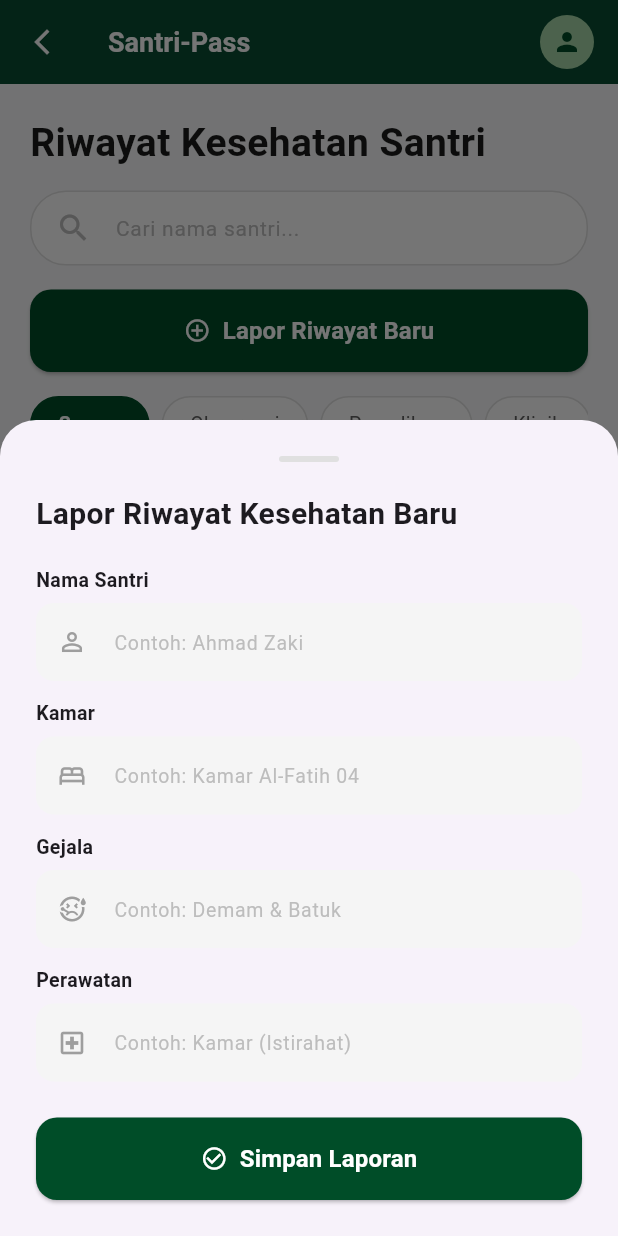
After one commit to alfifina06-hub/santri_pass, a Flutter app: the HealthScreen screen opened by its route, scrolled down 576 dp, after a tap on "Lapor Riwayat Baru", on a phone screen of 412 x 824 dp. The commit adds this screen. Run offline on Flutter 3.47's test engine with Material 3 defaults, Android fonts, the phone set to English and light mode, and no system bars.

Commit message:
membuat tampilan di bagian fitur riwayat kesehatan

```diff
--- a/lib/main.dart
+++ b/lib/main.dart
@@ -5,6 +5,7 @@ import 'package:santri_pass/views/login_screen.dart';
 import 'package:santri_pass/views/attendance_screen.dart';
 import 'package:santri_pass/views/visit_screen.dart';
 import 'package:santri_pass/views/logistic_screen.dart';
+import 'package:santri_pass/views/health_screen.dart';
 void main() {
   runApp(const SantriPassApp());
 }
@@ -29,7 +30,7 @@ class SantriPassApp extends StatelessWidget {
         '/dashboard': (context) => DashboardScreen(),
         '/attendance': (context) => const AttendanceScreen(),
         '/visit': (context) => const VisitScreen(),
-        '/health': (context) => const FeaturePlaceholder(title: "Catatan Kesehatan"),
+        '/health': (context) => const HealthScreen(),
         '/logistic': (context) => const LogisticScreen(),
       },
     );
--- /dev/null
+++ b/lib/views/health_screen.dart
@@ -0,0 +1,556 @@
+import 'package:flutter/material.dart';
+
+class HealthScreen extends StatefulWidget {
+  const HealthScreen({super.key});
+
+  @override
+  State<HealthScreen> createState() => _HealthScreenState();
+}
+
+class _HealthScreenState extends State<HealthScreen> {
+  final TextEditingController _searchController = TextEditingController();
+  String _searchQuery = '';
+  String _selectedFilter = 'Semua';
+
+  // README: Menggunakan List<Map> sebagai sumber data
+  final List<Map<String, dynamic>> _healthList = [
+    {
+      'name': 'Ahmad Zaki',
+      'initials': 'AZ',
+      'room': 'Kamar Al-Fatih 04',
+      'status': 'OBSERVASI',
+      'gejala': 'Demam & Batuk',
+      'perawatan': 'Kamar (Istirahat)',
+      'date': '24 Okt 2023, 08:30',
+      'avatarColor': Color(0xFF2E7D32),
+      'statusColor': Color(0xFFE65100),
+      'statusBgColor': Color(0xFFFFF3E0),
+    },
+    {
+      'name': 'Muhammad Farhan',
+      'initials': 'MF',
+      'room': 'Kamar Khalid 02',
+      'status': 'PULIH',
+      'gejala': 'Flu Ringan',
+      'perawatan': 'Poli Klinik',
+      'date': '23 Okt 2023, 14:15',
+      'avatarColor': Color(0xFF1565C0),
+      'statusColor': Color(0xFF2E7D32),
+      'statusBgColor': Color(0xFFE8F5E9),
+    },
+    {
+      'name': 'Rizky Kurniawan',
+      'initials': 'RK',
+      'room': 'Kamar Zubair 01',
+      'status': 'KLINIK',
+      'gejala': 'Tipus (Gejala)',
+      'perawatan': 'RS Rujukan',
+      'date': '22 Okt 2023, 19:45',
+      'avatarColor': Color(0xFFC62828),
+      'statusColor': Color(0xFFC62828),
+      'statusBgColor': Color(0xFFFFEBEE),
+    },
+    {
+      'name': 'Umar Al-Khattab',
+      'initials': 'UA',
+      'room': 'Kamar Hamzah 05',
+      'status': 'PULIH',
+      'gejala': 'Pusing',
+      'perawatan': 'Istirahat Kamar',
+      'date': '21 Okt 2023, 10:00',
+      'avatarColor': Color(0xFF6A1B9A),
+      'statusColor': Color(0xFF2E7D32),
+      'statusBgColor': Color(0xFFE8F5E9),
+    },
+    {
+      'name': 'Hafizh Maulana',
+      'initials': 'HM',
+      'room': 'Kamar Bilal 03',
+      'status': 'OBSERVASI',
+      'gejala': 'Sakit Perut',
+      'perawatan': 'Kamar (Istirahat)',
+      'date': '20 Okt 2023, 07:00',
+      'avatarColor': Color(0xFF00695C),
+      'statusColor': Color(0xFFE65100),
+      'statusBgColor': Color(0xFFFFF3E0),
+    },
+    {
+      'name': 'Faisal Ramadhan',
+      'initials': 'FR',
+      'room': 'Kamar Umar 06',
+      'status': 'KLINIK',
+      'gejala': 'Asma Kambuh',
+      'perawatan': 'RS Rujukan',
+      'date': '19 Okt 2023, 21:30',
+      'avatarColor': Color(0xFF4E342E),
+      'statusColor': Color(0xFFC62828),
+      'statusBgColor': Color(0xFFFFEBEE),
+    },
+  ];
+
+  final List<String> _filters = ['Semua', 'Observasi', 'Pemulihan', 'Klinik'];
+
+  void _showLaporDialog() {
+    showModalBottomSheet(
+      context: context,
+      isScrollControlled: true,
+      shape: const RoundedRectangleBorder(
+        borderRadius: BorderRadius.vertical(top: Radius.circular(24)),
+      ),
+      builder: (context) {
+        return Padding(
+          padding: EdgeInsets.only(
+            bottom: MediaQuery.of(context).viewInsets.bottom,
+            left: 24, right: 24, top: 24,
+          ),
+          child: Column(
+            mainAxisSize: MainAxisSize.min,
+            crossAxisAlignment: CrossAxisAlignment.start,
+            children: [
+              Center(
+                child: Container(
+                  width: 40, height: 4,
+                  decoration: BoxDecoration(
+                    color: Colors.grey.shade300,
+                    borderRadius: BorderRadius.circular(2),
+                  ),
+                ),
+              ),
+              const SizedBox(height: 20),
+              const Text('Lapor Riwayat Kesehatan Baru',
+                  style: TextStyle(fontSize: 20, fontWeight: FontWeight.bold)),
+              const SizedBox(height: 20),
+              _buildInputField('Nama Santri', Icons.person_outline, 'Contoh: Ahmad Zaki'),
+              const SizedBox(height: 12),
+              _buildInputField('Kamar', Icons.bed_outlined, 'Contoh: Kamar Al-Fatih 04'),
+              const SizedBox(height: 12),
+              _buildInputField('Gejala', Icons.sick_outlined, 'Contoh: Demam & Batuk'),
+              const SizedBox(height: 12),
+              _buildInputField('Perawatan', Icons.local_hospital_outlined, 'Contoh: Kamar (Istirahat)'),
+              const SizedBox(height: 24),
+              SizedBox(
+                width: double.infinity,
+                child: ElevatedButton.icon(
+                  onPressed: () => Navigator.pop(context),
+                  icon: const Icon(Icons.check_circle_outline, color: Colors.white),
+                  label: const Text('Simpan Laporan',
+                      style: TextStyle(color: Colors.white, fontWeight: FontWeight.bold, fontSize: 16)),
+                  style: ElevatedButton.styleFrom(
+                    backgroundColor: const Color(0xFF004D28),
+                    padding: const EdgeInsets.symmetric(vertical: 16),
+                    shape: RoundedRectangleBorder(borderRadius: BorderRadius.circular(14)),
+                  ),
+                ),
+              ),
+              const SizedBox(height: 24),
+            ],
+          ),
+        );
+      },
+    );
+  }
+
+  Widget _buildInputField(String label, IconData icon, String hint) {
+    return Column(
+      crossAxisAlignment: CrossAxisAlignment.start,
+      children: [
+        Text(label, style: const TextStyle(fontWeight: FontWeight.w600, fontSize: 13)),
+        const SizedBox(height: 6),
+        TextField(
+          decoration: InputDecoration(
+            prefixIcon: Icon(icon, color: Colors.grey, size: 20),
+            hintText: hint,
+            hintStyle: TextStyle(color: Colors.grey.shade400, fontSize: 13),
+            filled: true,
+            fillColor: Colors.grey.shade100,
+            border: OutlineInputBorder(
+              borderRadius: BorderRadius.circular(12),
+              borderSide: BorderSide.none,
+            ),
+            contentPadding: const EdgeInsets.symmetric(horizontal: 16, vertical: 14),
+          ),
+        ),
+      ],
+    );
+  }
+
+  @override
+  Widget build(BuildContext context) {
+    // README: Filter real-time menggunakan List.where
+    final List<Map<String, dynamic>> filtered = _healthList.where((item) {
+      final matchesSearch = item['name']
+          .toString()
+          .toLowerCase()
+          .contains(_searchQuery.toLowerCase());
+      final matchesFilter = _selectedFilter == 'Semua' ||
+          item['status'].toString().toUpperCase() ==
+              _selectedFilter.toUpperCase() ||
+          (_selectedFilter == 'Pemulihan' && item['status'] == 'PULIH');
+      return matchesSearch && matchesFilter;
+    }).toList();
+
+    return Scaffold(
+      backgroundColor: const Color(0xFFF8F9FA),
+      appBar: AppBar(
+        backgroundColor: const Color(0xFF004D28),
+        foregroundColor: Colors.white,
+        leading: IconButton(
+          icon: const Icon(Icons.arrow_back_ios_new, color: Colors.white, size: 20),
+          onPressed: () => Navigator.pop(context),
+        ),
+        title: const Text(
+          'Santri-Pass',
+          style: TextStyle(fontWeight: FontWeight.bold, fontSize: 18),
+        ),
+        actions: [
+          Padding(
+            padding: const EdgeInsets.only(right: 16),
+            child: CircleAvatar(
+              radius: 18,
+              backgroundColor: Colors.green.shade200,
+              child: const Icon(Icons.person, color: Color(0xFF004D28), size: 20),
+            ),
+          ),
+        ],
+      ),
+      body: Column(
+        crossAxisAlignment: CrossAxisAlignment.start,
+        children: [
+          Padding(
+            padding: const EdgeInsets.fromLTRB(20, 24, 20, 0),
+            child: Column(
+              crossAxisAlignment: CrossAxisAlignment.start,
+              children: [
+                const Text(
+                  'Riwayat Kesehatan Santri',
+                  style: TextStyle(
+                    fontSize: 26,
+                    fontWeight: FontWeight.bold,
+                    color: Color(0xFF1A1A1A),
+                    height: 1.2,
+                  ),
+                ),
+                const SizedBox(height: 16),
+
+                // Search bar
+                Container(
+                  padding: const EdgeInsets.symmetric(horizontal: 16),
+                  decoration: BoxDecoration(
+                    color: Colors.white,
+                    borderRadius: BorderRadius.circular(24),
+                    border: Border.all(color: Colors.grey.shade300),
+                  ),
+                  child: TextField(
+                    controller: _searchController,
+                    onChanged: (v) => setState(() => _searchQuery = v),
+                    decoration: InputDecoration(
+                      icon: Icon(Icons.search, color: Colors.grey.shade400),
+                      hintText: 'Cari nama santri...',
+                      hintStyle: TextStyle(color: Colors.grey.shade400, fontSize: 14),
+                      border: InputBorder.none,
+                      suffixIcon: _searchQuery.isNotEmpty
+                          ? IconButton(
+                              icon: const Icon(Icons.clear, color: Colors.grey),
+                              onPressed: () {
+                                _searchController.clear();
+                                setState(() => _searchQuery = '');
+                              },
+                            )
+                          : null,
+                    ),
+                  ),
+                ),
+                const SizedBox(height: 16),
+
+                // Tombol Lapor
+                SizedBox(
+                  width: double.infinity,
+                  child: ElevatedButton.icon(
+                    onPressed: _showLaporDialog,
+                    icon: const Icon(Icons.add_circle_outline, color: Colors.white),
+                    label: const Text(
+                      'Lapor Riwayat Baru',
+                      style: TextStyle(color: Colors.white, fontWeight: FontWeight.bold, fontSize: 16),
+                    ),
+                    style: ElevatedButton.styleFrom(
+                      backgroundColor: const Color(0xFF004D28),
+                      padding: const EdgeInsets.symmetric(vertical: 16),
+                      shape: RoundedRectangleBorder(borderRadius: BorderRadius.circular(14)),
+                    ),
+                  ),
+                ),
+                const SizedBox(height: 16),
+
+                // Filter chips
+                SizedBox(
+                  height: 38,
+                  child: ListView.separated(
+                    scrollDirection: Axis.horizontal,
+                    itemCount: _filters.length,
+                    separatorBuilder: (_, __) => const SizedBox(width: 8),
+                    itemBuilder: (context, index) {
+                      final filter = _filters[index];
+                      final isSelected = _selectedFilter == filter;
+                      return GestureDetector(
+                        onTap: () => setState(() => _selectedFilter = filter),
+                        child: Container(
+                          padding: const EdgeInsets.symmetric(horizontal: 18, vertical: 8),
+                          decoration: BoxDecoration(
+                            color: isSelected ? const Color(0xFF004D28) : Colors.white,
+                            borderRadius: BorderRadius.circular(20),
+                            border: Border.all(
+                              color: isSelected ? const Color(0xFF004D28) : Colors.grey.shade300,
+                            ),
+                          ),
+                          child: Text(
+                            filter,
+                            style: TextStyle(
+                              color: isSelected ? Colors.white : Colors.grey.shade700,
+                              fontWeight: isSelected ? FontWeight.bold : FontWeight.normal,
+                              fontSize: 13,
+                            ),
+                          ),
+                        ),
+                      );
+                    },
+                  ),
+                ),
+                const SizedBox(height: 20),
+              ],
+            ),
+          ),
+
+          // README: Menggunakan ListView.builder untuk render daftar dinamis
+          Expanded(
+            child: filtered.isEmpty
+                ? Center(
+                    child: Column(
+                      mainAxisAlignment: MainAxisAlignment.center,
+                      children: [
+                        Icon(Icons.health_and_safety_outlined, size: 64, color: Colors.grey.shade400),
+                        const SizedBox(height: 16),
+                        Text(
+                          'Tidak ada data kesehatan ditemukan',
+                          style: TextStyle(color: Colors.grey.shade500, fontSize: 16),
+                        ),
+                      ],
+                    ),
+                  )
+                : ListView.builder(
+                    padding: const EdgeInsets.fromLTRB(20, 0, 20, 100),
+                    itemCount: filtered.length,
+                    itemBuilder: (context, index) {
+                      return _buildHealthCard(filtered[index]);
+                    },
+                  ),
+          ),
+        ],
+      ),
+      bottomNavigationBar: _buildBottomNav(context),
+    );
+  }
+
+  Widget _buildHealthCard(Map<String, dynamic> item) {
+    return Container(
+      margin: const EdgeInsets.only(bottom: 14),
+      decoration: BoxDecoration(
+        color: Colors.white,
+        borderRadius: BorderRadius.circular(16),
+        border: Border.all(color: Colors.grey.shade200),
+        boxShadow: [
+          BoxShadow(
+            color: Colors.grey.withOpacity(0.08),
+            blurRadius: 10,
+            offset: const Offset(0, 4),
+          ),
+        ],
+      ),
+      child: Padding(
+        padding: const EdgeInsets.all(16),
+        child: Column(
+          crossAxisAlignment: CrossAxisAlignment.start,
+          children: [
+            // Top row: avatar + nama + status badge
+            Row(
+              children: [
+                CircleAvatar(
+                  radius: 22,
+                  backgroundColor: item['avatarColor'],
+                  child: Text(
+                    item['initials'],
+                    style: const TextStyle(
+                      color: Colors.white,
+                      fontWeight: FontWeight.bold,
+                      fontSize: 14,
+                    ),
+                  ),
+                ),
+                const SizedBox(width: 12),
+                Expanded(
+                  child: Column(
+                    crossAxisAlignment: CrossAxisAlignment.start,
+                    children: [
+                      Text(
+                        item['name'],
+                        style: const TextStyle(fontWeight: FontWeight.bold, fontSize: 16),
+                      ),
+                      const SizedBox(height: 2),
+                      Text(
+                        item['room'],
+                        style: TextStyle(fontSize: 12, color: Colors.grey.shade600),
+                      ),
+                    ],
+                  ),
+                ),
+                Container(
+                  padding: const EdgeInsets.symmetric(horizontal: 10, vertical: 5),
+                  decoration: BoxDecoration(
+                    color: item['statusBgColor'],
+                    borderRadius: BorderRadius.circular(8),
+                  ),
+                  child: Text(
+                    item['status'],
+                    style: TextStyle(
+                      color: item['statusColor'],
+                      fontSize: 11,
+                      fontWeight: FontWeight.bold,
+                    ),
+                  ),
+                ),
+              ],
+            ),
+            const SizedBox(height: 14),
+            const Divider(height: 1, color: Color(0xFFEEEEEE)),
+            const SizedBox(height: 14),
+
+            // Gejala + Perawatan
+            Row(
+              children: [
+                Expanded(
+                  child: Column(
+                    crossAxisAlignment: CrossAxisAlignment.start,
+                    children: [
+                      Text('GEJALA',
+                          style: TextStyle(
+                              fontSize: 11,
+                              color: Colors.grey.shade500,
+                              fontWeight: FontWeight.w600,
+                              letterSpacing: 0.5)),
+                      const SizedBox(height: 4),
+                      Text(item['gejala'],
+                          style: const TextStyle(fontWeight: FontWeight.bold, fontSize: 15)),
+                    ],
+                  ),
+                ),
+                Expanded(
+                  child: Column(
+                    crossAxisAlignment: CrossAxisAlignment.start,
+                    children: [
+                      Text('PERAWATAN',
+                          style: TextStyle(
+                              fontSize: 11,
+                              color: Colors.grey.shade500,
+                              fontWeight: FontWeight.w600,
+                              letterSpacing: 0.5)),
+                      const SizedBox(height: 4),
+                      Text(item['perawatan'],
+                          style: const TextStyle(fontWeight: FontWeight.bold, fontSize: 15)),
+                    ],
+                  ),
+                ),
+              ],
+            ),
+            const SizedBox(height: 14),
+
+            // Tanggal + Detail
+            Row(
+              mainAxisAlignment: MainAxisAlignment.spaceBetween,
+              children: [
+                Row(
+                  children: [
+                    Icon(Icons.calendar_today_outlined, size: 13, color: Colors.grey.shade500),
+                    const SizedBox(width: 6),
+                    Text(
+                      item['date'],
+                      style: TextStyle(fontSize: 12, color: Colors.grey.shade600),
+                    ),
+                  ],
+                ),
+                GestureDetector(
+                  onTap: () {},
+                  child: Row(
+                    children: [
+                      Text('Detail',
+                          style: TextStyle(
+                              fontSize: 13,
+                              color: Colors.grey.shade700,
+                              fontWeight: FontWeight.w600)),
+                      Icon(Icons.chevron_right, size: 18, color: Colors.grey.shade600),
+                    ],
+                  ),
+                ),
+              ],
+            ),
+          ],
+        ),
+      ),
+    );
+  }
+
+  Widget _buildBottomNav(BuildContext context) {
+    return Container(
+      decoration: BoxDecoration(
+        color: Colors.white,
+        border: Border(top: BorderSide(color: Colors.grey.shade200)),
+        boxShadow: [
+          BoxShadow(color: Colors.grey.withOpacity(0.1), blurRadius: 10, offset: const Offset(0, -4)),
+        ],
+      ),
+      child: SafeArea(
+        child: Padding(
+          padding: const EdgeInsets.symmetric(horizontal: 8, vertical: 8),
+          child: Row(
+            mainAxisAlignment: MainAxisAlignment.spaceAround,
+            children: [
+              _buildNavItem(Icons.dashboard_outlined, 'Dashboard', false,
+                  () => Navigator.pushNamedAndRemoveUntil(context, '/dashboard', (route) => false)),
+              _buildNavItem(Icons.people_alt_outlined, 'Visitors', false,
+                  () => Navigator.pushNamed(context, '/visit')),
+              _buildNavItem(Icons.inventory_2_outlined, 'Logistics', false,
+                  () => Navigator.pushNamed(context, '/logistic')),
+              _buildNavItem(Icons.health_and_safety_outlined, 'Health', true, () {}),
+            ],
+          ),
+        ),
+      ),
+    );
+  }
+
+  Widget _buildNavItem(IconData icon, String label, bool isSelected, VoidCallback onTap) {
+    return GestureDetector(
+      onTap: onTap,
+      child: Container(
+        padding: const EdgeInsets.symmetric(horizontal: 16, vertical: 8),
+        decoration: BoxDecoration(
+          color: isSelected ? Colors.green.shade100 : Colors.transparent,
+          borderRadius: BorderRadius.circular(24),
+        ),
+        child: Column(
+          mainAxisSize: MainAxisSize.min,
+          children: [
+            Icon(icon,
+                color: isSelected ? const Color(0xFF004D28) : Colors.grey.shade500,
+                size: 22),
+            const SizedBox(height: 4),
+            Text(label,
+                style: TextStyle(
+                  fontSize: 11,
+                  color: isSelected ? const Color(0xFF004D28) : Colors.grey.shade500,
+                  fontWeight: isSelected ? FontWeight.bold : FontWeight.normal,
+                )),
+          ],
+        ),
+      ),
+    );
+  }
+}
```
